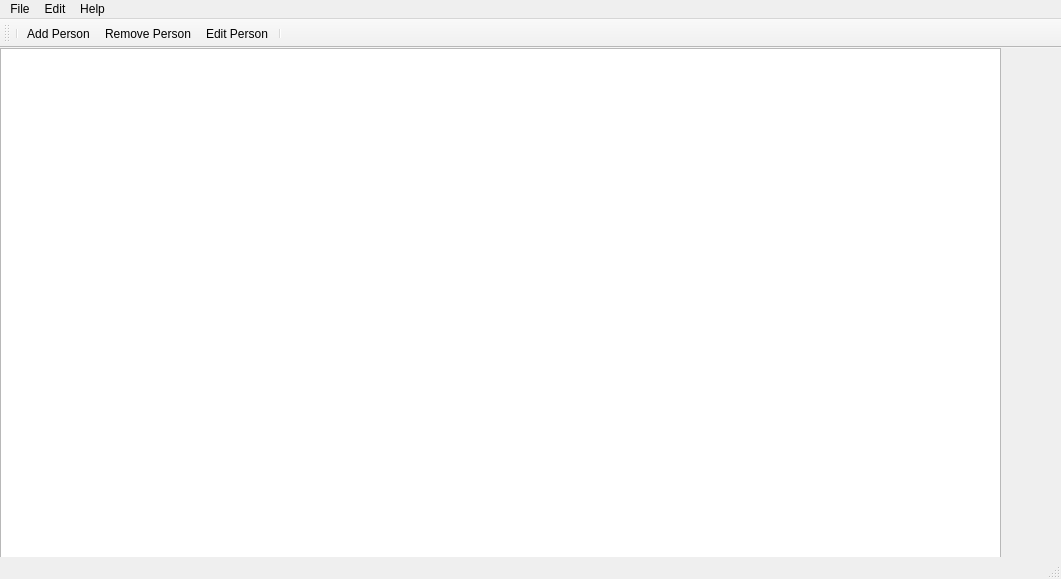
First picture: the form in src/angena.ui, repository Michaelis105/Angena, before the edit.
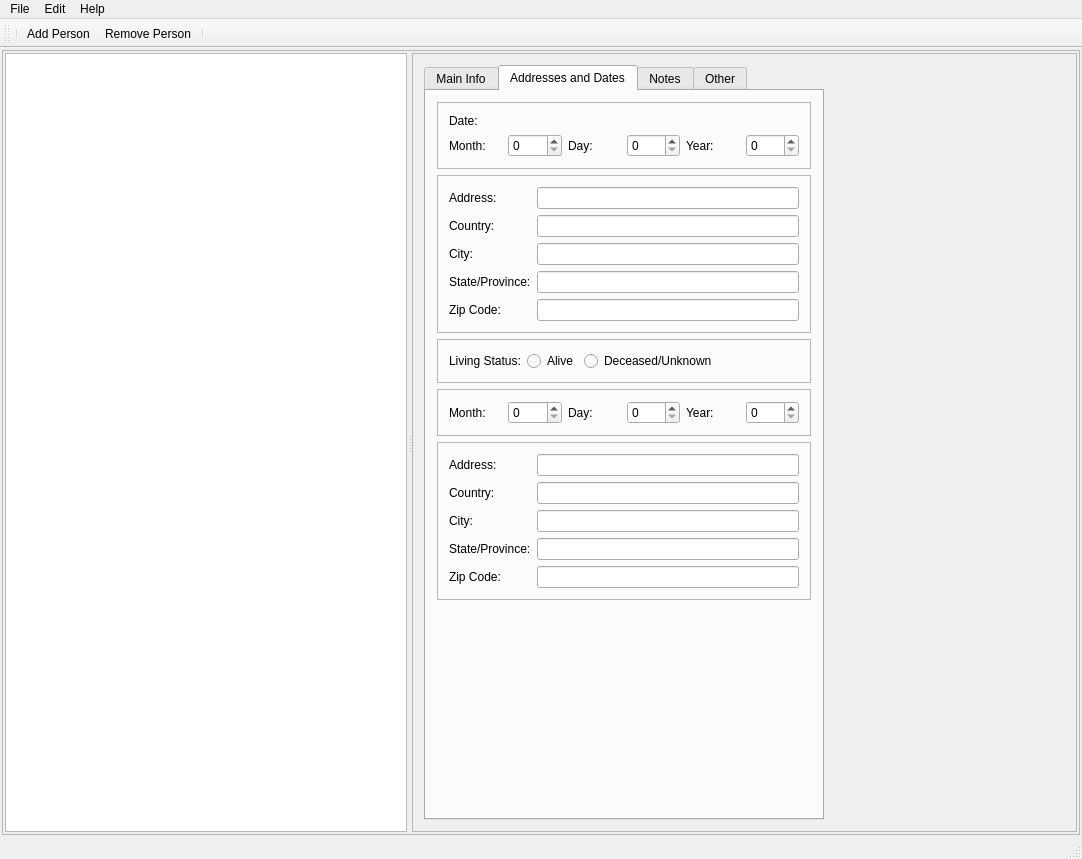
Second picture: the form after the edit. Icons and pictures are not drawn.

```diff
--- a/src/angena.ui
+++ b/src/angena.ui
@@ -6,8 +6,8 @@
    <rect>
     <x>0</x>
     <y>0</y>
-    <width>1061</width>
-    <height>579</height>
+    <width>1082</width>
+    <height>859</height>
    </rect>
   </property>
   <property name="sizePolicy">
@@ -26,41 +26,557 @@
    <string>Angena</string>
   </property>
   <widget class="QWidget" name="centralWidget">
-   <widget class="QGraphicsView" name="treeGraphicsView">
-    <property name="geometry">
-     <rect>
-      <x>0</x>
-      <y>0</y>
-      <width>1001</width>
-      <height>591</height>
-     </rect>
+   <property name="sizePolicy">
+    <sizepolicy hsizetype="Preferred" vsizetype="Preferred">
+     <horstretch>10</horstretch>
+     <verstretch>8</verstretch>
+    </sizepolicy>
+   </property>
+   <layout class="QVBoxLayout" name="verticalLayout">
+    <property name="spacing">
+     <number>3</number>
     </property>
-    <property name="minimumSize">
-     <size>
-      <width>300</width>
-      <height>300</height>
-     </size>
+    <property name="leftMargin">
+     <number>2</number>
     </property>
-    <property name="sizeAdjustPolicy">
-     <enum>QAbstractScrollArea::AdjustToContentsOnFirstShow</enum>
+    <property name="topMargin">
+     <number>2</number>
     </property>
-    <property name="backgroundBrush">
-     <brush brushstyle="Dense1Pattern">
-      <color alpha="255">
-       <red>0</red>
-       <green>0</green>
-       <blue>0</blue>
-      </color>
-     </brush>
+    <property name="rightMargin">
+     <number>2</number>
     </property>
-   </widget>
+    <property name="bottomMargin">
+     <number>2</number>
+    </property>
+    <item>
+     <widget class="QFrame" name="mainFrame">
+      <property name="frameShape">
+       <enum>QFrame::StyledPanel</enum>
+      </property>
+      <property name="frameShadow">
+       <enum>QFrame::Raised</enum>
+      </property>
+      <layout class="QGridLayout" name="gridLayout_2">
+       <property name="leftMargin">
+        <number>2</number>
+       </property>
+       <property name="topMargin">
+        <number>2</number>
+       </property>
+       <property name="rightMargin">
+        <number>2</number>
+       </property>
+       <property name="bottomMargin">
+        <number>2</number>
+       </property>
+       <item row="1" column="0">
+        <widget class="QSplitter" name="mainFrameSplitter">
+         <property name="orientation">
+          <enum>Qt::Horizontal</enum>
+         </property>
+         <property name="handleWidth">
+          <number>5</number>
+         </property>
+         <widget class="QGraphicsView" name="graphicsView"/>
+         <widget class="QFrame" name="sideInfoPanel">
+          <property name="frameShape">
+           <enum>QFrame::StyledPanel</enum>
+          </property>
+          <property name="frameShadow">
+           <enum>QFrame::Raised</enum>
+          </property>
+          <property name="lineWidth">
+           <number>0</number>
+          </property>
+          <layout class="QVBoxLayout" name="verticalLayout_2">
+           <item>
+            <widget class="QTabWidget" name="tabWidget">
+             <property name="sizePolicy">
+              <sizepolicy hsizetype="Fixed" vsizetype="Ignored">
+               <horstretch>0</horstretch>
+               <verstretch>0</verstretch>
+              </sizepolicy>
+             </property>
+             <property name="minimumSize">
+              <size>
+               <width>400</width>
+               <height>625</height>
+              </size>
+             </property>
+             <property name="maximumSize">
+              <size>
+               <width>400</width>
+               <height>9000</height>
+              </size>
+             </property>
+             <property name="currentIndex">
+              <number>1</number>
+             </property>
+             <widget class="QWidget" name="tabMainInfo">
+              <attribute name="title">
+               <string>Main Info</string>
+              </attribute>
+              <layout class="QGridLayout" name="gridLayout_10">
+               <item row="0" column="0">
+                <layout class="QGridLayout" name="gridLayout_8">
+                 <item row="0" column="0">
+                  <widget class="QFrame" name="frame_3">
+                   <property name="frameShape">
+                    <enum>QFrame::StyledPanel</enum>
+                   </property>
+                   <property name="frameShadow">
+                    <enum>QFrame::Raised</enum>
+                   </property>
+                   <layout class="QVBoxLayout" name="verticalLayout_4">
+                    <item>
+                     <layout class="QGridLayout" name="gridLayout_4">
+                      <item row="4" column="1">
+                       <widget class="QLineEdit" name="lineEdit_5"/>
+                      </item>
+                      <item row="1" column="1">
+                       <widget class="QLineEdit" name="lineEdit_2"/>
+                      </item>
+                      <item row="0" column="1">
+                       <widget class="QLineEdit" name="lineEdit"/>
+                      </item>
+                      <item row="0" column="0">
+                       <widget class="QLabel" name="label">
+                        <property name="text">
+                         <string>Title:</string>
+                        </property>
+                       </widget>
+                      </item>
+                      <item row="1" column="0">
+                       <widget class="QLabel" name="label_2">
+                        <property name="text">
+                         <string>First Name:</string>
+                        </property>
+                       </widget>
+                      </item>
+                      <item row="3" column="0">
+                       <widget class="QLabel" name="label_4">
+                        <property name="text">
+                         <string>Last Name:</string>
+                        </property>
+                       </widget>
+                      </item>
+                      <item row="4" column="0">
+                       <widget class="QLabel" name="label_5">
+                        <property name="text">
+                         <string>Nick Name:</string>
+                        </property>
+                       </widget>
+                      </item>
+                      <item row="2" column="0">
+                       <widget class="QLabel" name="label_3">
+                        <property name="text">
+                         <string>Middle Name:</string>
+                        </property>
+                       </widget>
+                      </item>
+                      <item row="3" column="1">
+                       <widget class="QLineEdit" name="lineEdit_4"/>
+                      </item>
+                      <item row="2" column="1">
+                       <widget class="QLineEdit" name="lineEdit_3"/>
+                      </item>
+                      <item row="5" column="1">
+                       <widget class="QComboBox" name="comboBox"/>
+                      </item>
+                      <item row="5" column="0">
+                       <widget class="QLabel" name="label_6">
+                        <property name="text">
+                         <string>Suffix:</string>
+                        </property>
+                       </widget>
+                      </item>
+                      <item row="6" column="1">
+                       <widget class="QComboBox" name="comboBox_2"/>
+                      </item>
+                      <item row="6" column="0">
+                       <widget class="QLabel" name="label_7">
+                        <property name="text">
+                         <string>Sex:</string>
+                        </property>
+                       </widget>
+                      </item>
+                     </layout>
+                    </item>
+                   </layout>
+                  </widget>
+                 </item>
+                 <item row="1" column="0">
+                  <widget class="QFrame" name="frame_4">
+                   <property name="frameShape">
+                    <enum>QFrame::StyledPanel</enum>
+                   </property>
+                   <property name="frameShadow">
+                    <enum>QFrame::Raised</enum>
+                   </property>
+                   <layout class="QGridLayout" name="gridLayout_5">
+                    <item row="0" column="0">
+                     <layout class="QFormLayout" name="formLayout">
+                      <item row="1" column="0">
+                       <widget class="QLabel" name="label_9">
+                        <property name="text">
+                         <string>Father:</string>
+                        </property>
+                       </widget>
+                      </item>
+                      <item row="2" column="0">
+                       <widget class="QLabel" name="label_10">
+                        <property name="text">
+                         <string>Offspring:</string>
+                        </property>
+                       </widget>
+                      </item>
+                      <item row="2" column="1">
+                       <widget class="QListView" name="listView"/>
+                      </item>
+                      <item row="0" column="0">
+                       <widget class="QLabel" name="label_8">
+                        <property name="text">
+                         <string>Mother:</string>
+                        </property>
+                       </widget>
+                      </item>
+                     </layout>
+                    </item>
+                   </layout>
+                  </widget>
+                 </item>
+                </layout>
+               </item>
+              </layout>
+             </widget>
+             <widget class="QWidget" name="tab_2">
+              <attribute name="title">
+               <string>Addresses and Dates</string>
+              </attribute>
+              <layout class="QVBoxLayout" name="verticalLayout_5">
+               <item>
+                <widget class="QFrame" name="frame_7">
+                 <property name="layoutDirection">
+                  <enum>Qt::LeftToRight</enum>
+                 </property>
+                 <property name="frameShape">
+                  <enum>QFrame::StyledPanel</enum>
+                 </property>
+                 <property name="frameShadow">
+                  <enum>QFrame::Raised</enum>
+                 </property>
+                 <layout class="QGridLayout" name="gridLayout_3">
+                  <item row="1" column="1">
+                   <widget class="QSpinBox" name="spinBox"/>
+                  </item>
+                  <item row="0" column="0">
+                   <widget class="QLabel" name="label_11">
+                    <property name="text">
+                     <string>Date:</string>
+                    </property>
+                   </widget>
+                  </item>
+                  <item row="1" column="0">
+                   <widget class="QLabel" name="label_12">
+                    <property name="text">
+                     <string>Month:</string>
+                    </property>
+                   </widget>
+                  </item>
+                  <item row="1" column="2">
+                   <widget class="QLabel" name="label_13">
+                    <property name="text">
+                     <string>Day:</string>
+                    </property>
+                   </widget>
+                  </item>
+                  <item row="1" column="4">
+                   <widget class="QLabel" name="label_14">
+                    <property name="text">
+                     <string>Year:</string>
+                    </property>
+                   </widget>
+                  </item>
+                  <item row="1" column="3">
+                   <widget class="QSpinBox" name="spinBox_2"/>
+                  </item>
+                  <item row="1" column="5">
+                   <widget class="QSpinBox" name="spinBox_3"/>
+                  </item>
+                 </layout>
+                </widget>
+               </item>
+               <item>
+                <widget class="QFrame" name="frame_8">
+                 <property name="frameShape">
+                  <enum>QFrame::StyledPanel</enum>
+                 </property>
+                 <property name="frameShadow">
+                  <enum>QFrame::Raised</enum>
+                 </property>
+                 <layout class="QGridLayout" name="gridLayout_6">
+                  <item row="0" column="1">
+                   <widget class="QLineEdit" name="lineEdit_11"/>
+                  </item>
+                  <item row="1" column="0">
+                   <widget class="QLabel" name="label_22">
+                    <property name="text">
+                     <string>Country:</string>
+                    </property>
+                   </widget>
+                  </item>
+                  <item row="1" column="1">
+                   <widget class="QLineEdit" name="lineEdit_12"/>
+                  </item>
+                  <item row="3" column="0">
+                   <widget class="QLabel" name="label_15">
+                    <property name="text">
+                     <string>State/Province:</string>
+                    </property>
+                   </widget>
+                  </item>
+                  <item row="2" column="0">
+                   <widget class="QLabel" name="label_23">
+                    <property name="text">
+                     <string>City:</string>
+                    </property>
+                   </widget>
+                  </item>
+                  <item row="2" column="1">
+                   <widget class="QLineEdit" name="lineEdit_6"/>
+                  </item>
+                  <item row="0" column="0">
+                   <widget class="QLabel" name="label_17">
+                    <property name="text">
+                     <string>Address:</string>
+                    </property>
+                   </widget>
+                  </item>
+                  <item row="3" column="1">
+                   <widget class="QLineEdit" name="lineEdit_7"/>
+                  </item>
+                  <item row="4" column="0">
+                   <widget class="QLabel" name="label_16">
+                    <property name="text">
+                     <string>Zip Code:</string>
+                    </property>
+                   </widget>
+                  </item>
+                  <item row="4" column="1">
+                   <widget class="QLineEdit" name="lineEdit_8"/>
+                  </item>
+                 </layout>
+                </widget>
+               </item>
+               <item>
+                <widget class="QFrame" name="frame">
+                 <property name="frameShape">
+                  <enum>QFrame::StyledPanel</enum>
+                 </property>
+                 <property name="frameShadow">
+                  <enum>QFrame::Raised</enum>
+                 </property>
+                 <layout class="QFormLayout" name="formLayout_2">
+                  <item row="0" column="0">
+                   <layout class="QHBoxLayout" name="horizontalLayout_2">
+                    <item>
+                     <widget class="QLabel" name="label_18">
+                      <property name="text">
+                       <string>Living Status:</string>
+                      </property>
+                     </widget>
+                    </item>
+                    <item>
+                     <widget class="QRadioButton" name="radioButton_2">
+                      <property name="text">
+                       <string>Alive</string>
+                      </property>
+                     </widget>
+                    </item>
+                    <item>
+                     <widget class="QRadioButton" name="radioButton">
+                      <property name="text">
+                       <string>Deceased/Unknown</string>
+                      </property>
+                     </widget>
+                    </item>
+                   </layout>
+                  </item>
+                 </layout>
+                 <zorder>frame_8</zorder>
+                 <zorder>label_18</zorder>
+                 <zorder>radioButton</zorder>
+                 <zorder>radioButton_2</zorder>
+                </widget>
+               </item>
+               <item>
+                <widget class="QFrame" name="frame_2">
+                 <property name="frameShape">
+                  <enum>QFrame::StyledPanel</enum>
+                 </property>
+                 <property name="frameShadow">
+                  <enum>QFrame::Raised</enum>
+                 </property>
+                 <layout class="QGridLayout" name="gridLayout_11">
+                  <item row="0" column="0">
+                   <widget class="QLabel" name="label_19">
+                    <property name="text">
+                     <string>Month:</string>
+                    </property>
+                   </widget>
+                  </item>
+                  <item row="0" column="1">
+                   <widget class="QSpinBox" name="spinBox_4"/>
+                  </item>
+                  <item row="0" column="2">
+                   <widget class="QLabel" name="label_20">
+                    <property name="text">
+                     <string>Day:</string>
+                    </property>
+                   </widget>
+                  </item>
+                  <item row="0" column="3">
+                   <widget class="QSpinBox" name="spinBox_5"/>
+                  </item>
+                  <item row="0" column="4">
+                   <widget class="QLabel" name="label_21">
+                    <property name="text">
+                     <string>Year:</string>
+                    </property>
+                   </widget>
+                  </item>
+                  <item row="0" column="5">
+                   <widget class="QSpinBox" name="spinBox_6"/>
+                  </item>
+                 </layout>
+                </widget>
+               </item>
+               <item>
+                <widget class="QFrame" name="frame_6">
+                 <property name="frameShape">
+                  <enum>QFrame::StyledPanel</enum>
+                 </property>
+                 <property name="frameShadow">
+                  <enum>QFrame::Raised</enum>
+                 </property>
+                 <layout class="QGridLayout" name="gridLayout_12">
+                  <item row="4" column="0">
+                   <widget class="QLabel" name="label_28">
+                    <property name="text">
+                     <string>Zip Code:</string>
+                    </property>
+                   </widget>
+                  </item>
+                  <item row="0" column="0">
+                   <widget class="QLabel" name="label_24">
+                    <property name="text">
+                     <string>Address:</string>
+                    </property>
+                   </widget>
+                  </item>
+                  <item row="3" column="0">
+                   <widget class="QLabel" name="label_27">
+                    <property name="text">
+                     <string>State/Province:</string>
+                    </property>
+                   </widget>
+                  </item>
+                  <item row="2" column="0">
+                   <widget class="QLabel" name="label_26">
+                    <property name="text">
+                     <string>City:</string>
+                    </property>
+                   </widget>
+                  </item>
+                  <item row="1" column="0">
+                   <widget class="QLabel" name="label_25">
+                    <property name="text">
+                     <string>Country:</string>
+                    </property>
+                   </widget>
+                  </item>
+                  <item row="0" column="1">
+                   <widget class="QLineEdit" name="lineEdit_9"/>
+                  </item>
+                  <item row="1" column="1">
+                   <widget class="QLineEdit" name="lineEdit_10"/>
+                  </item>
+                  <item row="2" column="1">
+                   <widget class="QLineEdit" name="lineEdit_13"/>
+                  </item>
+                  <item row="3" column="1">
+                   <widget class="QLineEdit" name="lineEdit_14"/>
+                  </item>
+                  <item row="4" column="1">
+                   <widget class="QLineEdit" name="lineEdit_15"/>
+                  </item>
+                 </layout>
+                </widget>
+               </item>
+               <item>
+                <spacer name="verticalSpacer">
+                 <property name="orientation">
+                  <enum>Qt::Vertical</enum>
+                 </property>
+                 <property name="sizeHint" stdset="0">
+                  <size>
+                   <width>20</width>
+                   <height>1000</height>
+                  </size>
+                 </property>
+                </spacer>
+               </item>
+              </layout>
+             </widget>
+             <widget class="QWidget" name="tab_3">
+              <attribute name="title">
+               <string>Notes</string>
+              </attribute>
+              <layout class="QGridLayout" name="gridLayout_9">
+               <item row="0" column="0">
+                <widget class="QSplitter" name="splitter_3">
+                 <property name="orientation">
+                  <enum>Qt::Vertical</enum>
+                 </property>
+                 <widget class="QFrame" name="frame_5">
+                  <property name="frameShape">
+                   <enum>QFrame::StyledPanel</enum>
+                  </property>
+                  <property name="frameShadow">
+                   <enum>QFrame::Raised</enum>
+                  </property>
+                  <layout class="QGridLayout" name="gridLayout_7">
+                   <item row="0" column="0">
+                    <widget class="QPlainTextEdit" name="plainTextEdit"/>
+                   </item>
+                  </layout>
+                 </widget>
+                </widget>
+               </item>
+              </layout>
+             </widget>
+             <widget class="QWidget" name="tab_4">
+              <attribute name="title">
+               <string>Other</string>
+              </attribute>
+             </widget>
+            </widget>
+           </item>
+          </layout>
+         </widget>
+        </widget>
+       </item>
+      </layout>
+     </widget>
+    </item>
+   </layout>
   </widget>
   <widget class="QMenuBar" name="menuBar">
    <property name="geometry">
     <rect>
      <x>0</x>
      <y>0</y>
-     <width>1061</width>
+     <width>1082</width>
      <height>20</height>
     </rect>
    </property>
@@ -111,7 +627,6 @@
    <addaction name="separator"/>
    <addaction name="actionAdd_Person"/>
    <addaction name="actionRemove_Person"/>
-   <addaction name="actionEdit_Person"/>
    <addaction name="separator"/>
   </widget>
   <action name="actionNew">
```
Left out of the diff: 21 changed lines with no effect on the pictures.
